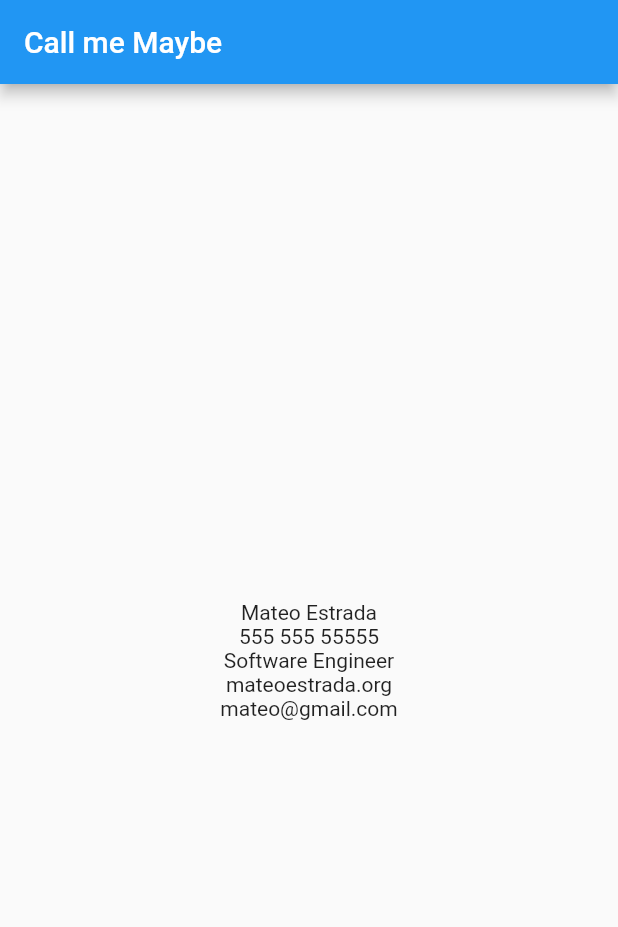
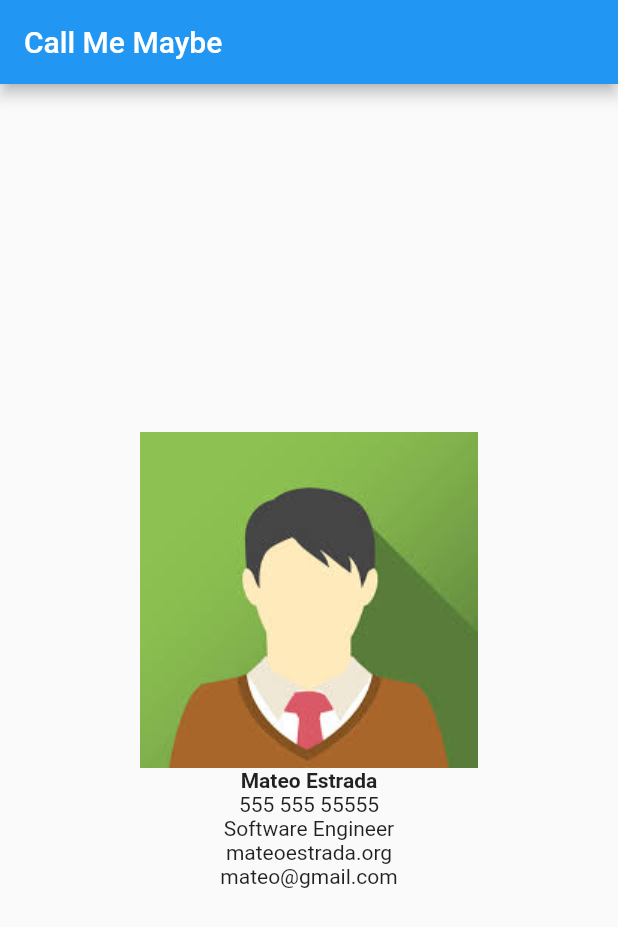
Before and after one commit to TheodoreAI/contact_app, a Flutter app: the screen it shows after launch, on a phone screen of 412 x 824 dp. Shown: the top 927 px of the screen. Run offline on Flutter 3.47's test engine with Material 2 defaults, Android fonts, the phone set to English and light mode, and no system bars.

Commit message:
Added an image to my buisness card and changed the text style for the name.

```diff
--- a/lib/app.dart
+++ b/lib/app.dart
@@ -1,5 +1,5 @@
 import 'package:flutter/material.dart';
-import 'components/buisness-card.dart';
+import 'components/buisness_card.dart';
 
 class MyApp extends StatelessWidget {
   final String title;
--- a/lib/components/buisness-card.dart
+++ b/lib/components/buisness_card.dart
@@ -1,5 +1,5 @@
 import 'package:flutter/material.dart';
-import 'package:call_app/components/card-attributes.dart';
+import 'package:call_app/components/card_attributes.dart';
 
 class BuisnessCard extends StatelessWidget {
   final String title;
--- a/lib/components/card-attributes.dart
+++ b/lib/components/card_attributes.dart
@@ -22,15 +22,23 @@ class CardAttributes extends StatelessWidget {
         padding: const EdgeInsets.all(0),
         child: Column(
           mainAxisAlignment: MainAxisAlignment.center,
-          children: [
-            Text(name),
-            Text(number),
-            Text(titleName),
-            Text(website),
-            Text(email)
-          ],
+          children: returnArrayFields(),
         ),
       ),
     );
   }
+
+  List<Widget> returnArrayFields() {
+    return [
+      Image.asset('assets/avatar.jpeg'),
+      Text(
+        name,
+        style: const TextStyle(fontWeight: FontWeight.bold),
+      ),
+      Text(number),
+      Text(titleName),
+      Text(website),
+      Text(email)
+    ];
+  }
 }
--- a/lib/main.dart
+++ b/lib/main.dart
@@ -1,8 +1,8 @@
 import 'package:flutter/material.dart';
 import 'app.dart';
 
-final String titleApp = 'Call me Maybe';
 void main() {
+  final String titleApp = 'Call Me Maybe';
   runApp(MyApp(
     title: titleApp,
   ));
```
Also changed, not shown: pubspec.yaml (+4 -3 lines), assets/avatar.jpeg (added), assets/background.jpeg (added).
